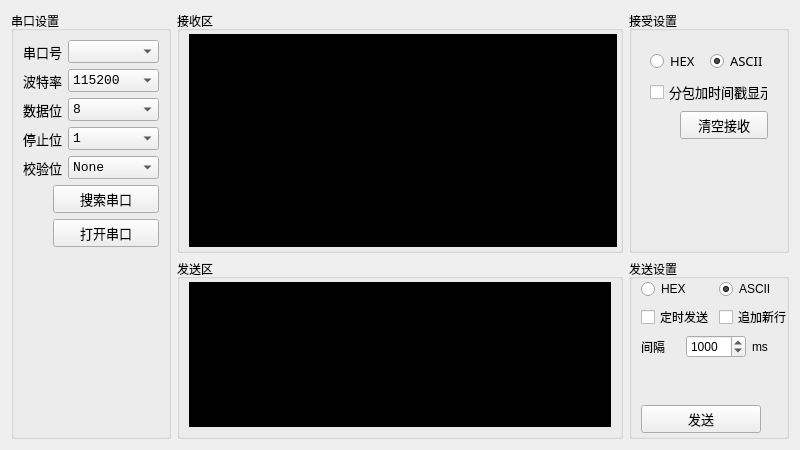
ysme1/qt_suptoolbox, file serial_tool/serial_tool.ui: the form before one commit.
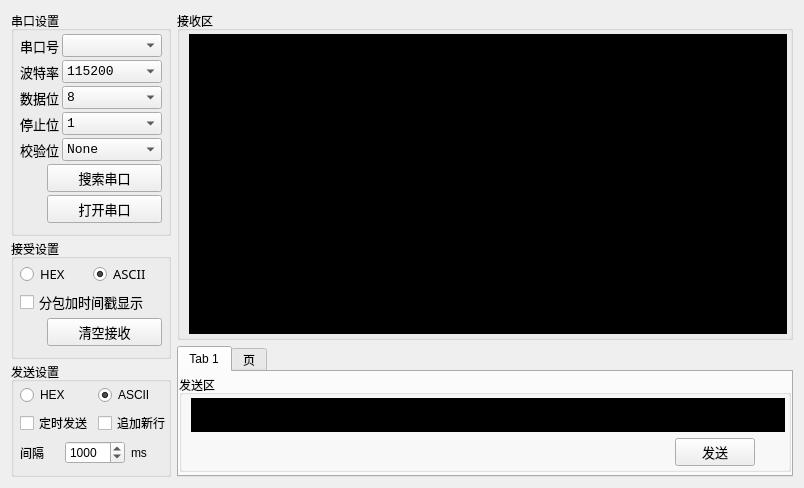
The form after the commit. Icons and pictures are not drawn.

Commit message: 添加串口界面滑动串口，修改网络窗口界面，网络功能暂未加入

What changed in the file:
```diff
--- a/serial_tool/serial_tool.ui
+++ b/serial_tool/serial_tool.ui
@@ -6,14 +6,21 @@
    <rect>
     <x>0</x>
     <y>0</y>
-    <width>800</width>
-    <height>450</height>
+    <width>804</width>
+    <height>488</height>
    </rect>
   </property>
   <property name="windowTitle">
    <string>Form</string>
   </property>
-  <layout class="QHBoxLayout" name="horizontalLayout_8">
+  <layout class="QVBoxLayout" name="verticalLayout_3">
+   <item>
+    <layout class="QHBoxLayout" name="horizontalLayout_6">
+     <item>
+      <layout class="QVBoxLayout" name="left_layout">
+       <property name="spacing">
+        <number>3</number>
+       </property>
    <item>
     <widget class="QGroupBox" name="groupBox_2">
      <property name="maximumSize">
@@ -26,6 +33,21 @@
       <string>串口设置</string>
      </property>
      <layout class="QVBoxLayout" name="verticalLayout_4">
+          <property name="spacing">
+           <number>3</number>
+          </property>
+          <property name="leftMargin">
+           <number>6</number>
+          </property>
+          <property name="topMargin">
+           <number>3</number>
+          </property>
+          <property name="rightMargin">
+           <number>6</number>
+          </property>
+          <property name="bottomMargin">
+           <number>3</number>
+          </property>
       <item>
        <layout class="QHBoxLayout" name="horizontalLayout">
         <item>
@@ -415,52 +437,6 @@
     </widget>
    </item>
    <item>
-    <layout class="QVBoxLayout" name="verticalLayout_3">
-     <item>
-      <layout class="QHBoxLayout" name="horizontalLayout_7">
-       <item>
-        <widget class="QGroupBox" name="groupBox_5">
-         <property name="maximumSize">
-          <size>
-           <width>16777215</width>
-           <height>16777215</height>
-          </size>
-         </property>
-         <property name="title">
-          <string>接收区</string>
-         </property>
-         <layout class="QVBoxLayout" name="verticalLayout_2">
-          <property name="leftMargin">
-           <number>9</number>
-          </property>
-          <property name="topMargin">
-           <number>3</number>
-          </property>
-          <property name="rightMargin">
-           <number>3</number>
-          </property>
-          <property name="bottomMargin">
-           <number>3</number>
-          </property>
-          <item>
-           <widget class="QPlainTextEdit" name="tex_recv_text">
-            <property name="sizePolicy">
-             <sizepolicy hsizetype="Preferred" vsizetype="Expanding">
-              <horstretch>0</horstretch>
-              <verstretch>0</verstretch>
-             </sizepolicy>
-            </property>
-            <property name="styleSheet">
-             <string notr="true">background-color: rgb(0, 0, 0);
-font: 12pt &quot;Consolas&quot;;
-color: rgb(255, 255, 255);</string>
-            </property>
-           </widget>
-          </item>
-         </layout>
-        </widget>
-       </item>
-       <item>
         <widget class="QGroupBox" name="groupBox_3">
          <property name="maximumSize">
           <size>
@@ -472,6 +448,21 @@
           <string>接受设置</string>
          </property>
          <layout class="QVBoxLayout" name="verticalLayout_6">
+          <property name="spacing">
+           <number>0</number>
+          </property>
+          <property name="leftMargin">
+           <number>6</number>
+          </property>
+          <property name="topMargin">
+           <number>3</number>
+          </property>
+          <property name="rightMargin">
+           <number>6</number>
+          </property>
+          <property name="bottomMargin">
+           <number>3</number>
+          </property>
           <item>
            <widget class="QWidget" name="widget_2" native="true">
             <property name="maximumSize">
@@ -499,6 +490,21 @@
              <string notr="true"/>
             </property>
             <layout class="QVBoxLayout" name="verticalLayout_5">
+             <property name="spacing">
+              <number>3</number>
+             </property>
+             <property name="leftMargin">
+              <number>0</number>
+             </property>
+             <property name="topMargin">
+              <number>0</number>
+             </property>
+             <property name="rightMargin">
+              <number>0</number>
+             </property>
+             <property name="bottomMargin">
+              <number>0</number>
+             </property>
              <item>
               <layout class="QHBoxLayout" name="horizontalLayout_9">
                <item>
@@ -615,55 +621,6 @@
          </layout>
         </widget>
        </item>
-      </layout>
-     </item>
-     <item>
-      <layout class="QHBoxLayout" name="horizontalLayout_6">
-       <property name="sizeConstraint">
-        <enum>QLayout::SetNoConstraint</enum>
-       </property>
-       <property name="bottomMargin">
-        <number>0</number>
-       </property>
-       <item>
-        <widget class="QGroupBox" name="groupBox">
-         <property name="maximumSize">
-          <size>
-           <width>16777215</width>
-           <height>180</height>
-          </size>
-         </property>
-         <property name="title">
-          <string>发送区</string>
-         </property>
-         <layout class="QVBoxLayout" name="verticalLayout">
-          <property name="topMargin">
-           <number>3</number>
-          </property>
-          <item>
-           <widget class="QTextEdit" name="tex_send_text">
-            <property name="sizePolicy">
-             <sizepolicy hsizetype="Preferred" vsizetype="Fixed">
-              <horstretch>0</horstretch>
-              <verstretch>0</verstretch>
-             </sizepolicy>
-            </property>
-            <property name="maximumSize">
-             <size>
-              <width>16777215</width>
-              <height>180</height>
-             </size>
-            </property>
-            <property name="styleSheet">
-             <string notr="true">background-color: rgb(0, 0, 0);
-color: rgb(255, 255, 255);
-font: 12pt &quot;Consolas&quot;;</string>
-            </property>
-           </widget>
-          </item>
-         </layout>
-        </widget>
-       </item>
        <item>
         <widget class="QGroupBox" name="groupBox_4">
          <property name="maximumSize">
@@ -676,14 +633,17 @@
           <string>发送设置</string>
          </property>
          <layout class="QVBoxLayout" name="verticalLayout_7">
+          <property name="spacing">
+           <number>3</number>
+          </property>
           <property name="leftMargin">
-           <number>9</number>
+           <number>6</number>
           </property>
           <property name="topMargin">
-           <number>0</number>
+           <number>3</number>
           </property>
           <property name="rightMargin">
-           <number>9</number>
+           <number>6</number>
           </property>
           <property name="bottomMargin">
            <number>3</number>
@@ -816,8 +776,155 @@
                </property>
               </spacer>
              </item>
+            </layout>
+           </widget>
+          </item>
+         </layout>
+        </widget>
+       </item>
+      </layout>
+     </item>
+     <item>
+      <layout class="QVBoxLayout" name="right_layout" stretch="5,2">
+       <item>
+        <widget class="QGroupBox" name="groupBoxRecv">
+         <property name="maximumSize">
+          <size>
+           <width>16777215</width>
+           <height>16777215</height>
+          </size>
+         </property>
+         <property name="title">
+          <string>接收区</string>
+         </property>
+         <layout class="QVBoxLayout" name="verticalLayout_2">
+          <property name="leftMargin">
+           <number>9</number>
+          </property>
+          <property name="topMargin">
+           <number>3</number>
+          </property>
+          <property name="rightMargin">
+           <number>3</number>
+          </property>
+          <property name="bottomMargin">
+           <number>3</number>
+          </property>
+          <item>
+           <widget class="QPlainTextEdit" name="tex_recv_text">
+            <property name="sizePolicy">
+             <sizepolicy hsizetype="Preferred" vsizetype="Expanding">
+              <horstretch>0</horstretch>
+              <verstretch>0</verstretch>
+             </sizepolicy>
+            </property>
+            <property name="styleSheet">
+             <string notr="true">background-color: rgb(0, 0, 0);
+font: 12pt &quot;Consolas&quot;;
+color: rgb(255, 255, 255);</string>
+            </property>
+           </widget>
+          </item>
+         </layout>
+        </widget>
+       </item>
+       <item>
+        <widget class="QTabWidget" name="tab_send">
+         <property name="sizePolicy">
+          <sizepolicy hsizetype="Expanding" vsizetype="Preferred">
+           <horstretch>0</horstretch>
+           <verstretch>0</verstretch>
+          </sizepolicy>
+         </property>
+         <property name="currentIndex">
+          <number>0</number>
+         </property>
+         <widget class="QWidget" name="tab">
+          <attribute name="title">
+           <string>Tab 1</string>
+          </attribute>
+          <layout class="QHBoxLayout" name="horizontalLayout_7">
+           <property name="spacing">
+            <number>0</number>
+           </property>
+           <property name="leftMargin">
+            <number>0</number>
+           </property>
+           <property name="topMargin">
+            <number>3</number>
+           </property>
+           <property name="rightMargin">
+            <number>0</number>
+           </property>
+           <property name="bottomMargin">
+            <number>3</number>
+           </property>
+           <item>
+            <widget class="QGroupBox" name="groupBox">
+             <property name="maximumSize">
+              <size>
+               <width>16777215</width>
+               <height>16777215</height>
+              </size>
+             </property>
+             <property name="title">
+              <string>发送区</string>
+             </property>
+             <layout class="QVBoxLayout" name="verticalLayout">
+              <property name="leftMargin">
+               <number>9</number>
+              </property>
+              <property name="topMargin">
+               <number>3</number>
+              </property>
+              <property name="rightMargin">
+               <number>3</number>
+              </property>
+              <property name="bottomMargin">
+               <number>3</number>
+              </property>
+              <item>
+               <widget class="QTextEdit" name="tex_send_text">
+                <property name="sizePolicy">
+                 <sizepolicy hsizetype="Preferred" vsizetype="Ignored">
+                  <horstretch>0</horstretch>
+                  <verstretch>0</verstretch>
+                 </sizepolicy>
+                </property>
+                <property name="minimumSize">
+                 <size>
+                  <width>0</width>
+                  <height>24</height>
+                 </size>
+                </property>
+                <property name="maximumSize">
+                 <size>
+                  <width>16777215</width>
+                  <height>16777215</height>
+                 </size>
+                </property>
+                <property name="styleSheet">
+                 <string notr="true">background-color: rgb(0, 0, 0);
+color: rgb(255, 255, 255);
+font: 12pt &quot;Consolas&quot;;</string>
+                </property>
+               </widget>
+              </item>
              <item>
               <layout class="QHBoxLayout" name="horizontalLayout_20">
+                <item>
+                 <spacer name="horizontalSpacer">
+                  <property name="orientation">
+                   <enum>Qt::Horizontal</enum>
+                  </property>
+                  <property name="sizeHint" stdset="0">
+                   <size>
+                    <width>40</width>
+                    <height>20</height>
+                   </size>
+                  </property>
+                 </spacer>
+                </item>
                <item>
                 <widget class="QPushButton" name="btn_send_message">
                  <property name="font">
@@ -883,6 +990,75 @@
            </widget>
           </item>
          </layout>
+         </widget>
+         <widget class="QWidget" name="tab_2">
+          <attribute name="title">
+           <string>页</string>
+          </attribute>
+          <layout class="QVBoxLayout" name="verticalLayout_9">
+           <item>
+            <layout class="QHBoxLayout" name="horizontalLayout_8">
+             <item>
+              <widget class="QLabel" name="label_6">
+               <property name="text">
+                <string>TextLabel</string>
+               </property>
+              </widget>
+             </item>
+             <item>
+              <widget class="QLineEdit" name="lineEdit"/>
+             </item>
+             <item>
+              <widget class="QLineEdit" name="lineEdit_2"/>
+             </item>
+             <item>
+              <widget class="QPushButton" name="pushButton">
+               <property name="text">
+                <string>PushButton</string>
+               </property>
+              </widget>
+             </item>
+            </layout>
+           </item>
+           <item>
+            <layout class="QHBoxLayout" name="horizontalLayout_14">
+             <item>
+              <widget class="QLabel" name="label_7">
+               <property name="text">
+                <string>TextLabel</string>
+               </property>
+              </widget>
+             </item>
+             <item>
+              <widget class="QLineEdit" name="lineEdit_3"/>
+             </item>
+             <item>
+              <widget class="QLineEdit" name="lineEdit_4"/>
+             </item>
+             <item>
+              <widget class="QPushButton" name="pushButton_2">
+               <property name="text">
+                <string>PushButton</string>
+               </property>
+              </widget>
+             </item>
+            </layout>
+           </item>
+           <item>
+            <spacer name="verticalSpacer_4">
+             <property name="orientation">
+              <enum>Qt::Vertical</enum>
+             </property>
+             <property name="sizeHint" stdset="0">
+              <size>
+               <width>20</width>
+               <height>23</height>
+              </size>
+             </property>
+            </spacer>
+           </item>
+          </layout>
+         </widget>
         </widget>
        </item>
       </layout>
```
Lines whose indentation alone changed are shown as unchanged. The commit also changes 6 other files.
